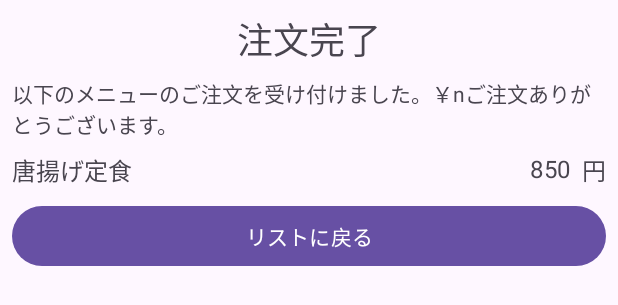
After one commit to itc-s22021/Android1, an Android app: the layout fragment_menu_thanks.xml on its own in the app's theme, with its tools: preview values and no code run, on a phone screen of 412 x 824 dp. The commit adds this screen. Shown: the top 305 px of the screen. Run offline under Robolectric (Android 15) with nearby library versions, the phone set to English and light mode, and no system bars.

Commit message:
途中経過

```diff
--- a/FragmentSample/app/build.gradle.kts
+++ b/FragmentSample/app/build.gradle.kts
@@ -44,6 +44,7 @@ dependencies {
     implementation("androidx.appcompat:appcompat:1.6.1")
     implementation("com.google.android.material:material:1.9.0")
     implementation("androidx.constraintlayout:constraintlayout:2.1.4")
+    implementation("androidx.fragment:fragment-ktx:1.6.1")
     testImplementation("junit:junit:4.13.2")
     androidTestImplementation("androidx.test.ext:junit:1.1.5")
     androidTestImplementation("androidx.test.espresso:espresso-core:3.5.1")
--- /dev/null
+++ b/FragmentSample/app/src/main/res/layout/fragment_menu_thanks.xml
@@ -0,0 +1,80 @@
+<?xml version="1.0" encoding="utf-8"?>
+<androidx.constraintlayout.widget.ConstraintLayout xmlns:android="http://schemas.android.com/apk/res/android"
+    xmlns:app="http://schemas.android.com/apk/res-auto"
+    xmlns:tools="http://schemas.android.com/tools"
+    android:layout_width="match_parent"
+    android:layout_height="match_parent"
+    tools:context=".MenuThanksFragment" >
+
+    <TextView
+        android:id="@+id/tvPrice"
+        android:layout_width="wrap_content"
+        android:layout_height="wrap_content"
+        android:layout_marginTop="8dp"
+        android:layout_marginEnd="8dp"
+        android:textSize="16sp"
+        app:layout_constraintEnd_toStartOf="@+id/tvMenuYen"
+        app:layout_constraintTop_toBottomOf="@+id/tvthxDesc"
+        tools:text="850" />
+
+    <TextView
+        android:id="@+id/tvMenuYen"
+        android:layout_width="wrap_content"
+        android:layout_height="wrap_content"
+        android:layout_marginTop="8dp"
+        android:layout_marginEnd="8dp"
+        android:text="@string/tv_price_unit"
+        android:textSize="16sp"
+        app:layout_constraintEnd_toEndOf="parent"
+        app:layout_constraintTop_toBottomOf="@+id/tvthxDesc" />
+
+    <TextView
+        android:id="@+id/tvMenuName"
+        android:layout_width="wrap_content"
+        android:layout_height="wrap_content"
+        android:layout_marginStart="8dp"
+        android:layout_marginTop="8dp"
+        android:textSize="16sp"
+        app:layout_constraintStart_toStartOf="parent"
+        app:layout_constraintTop_toBottomOf="@+id/tvthxDesc"
+        tools:text="唐揚げ定食" />
+
+    <TextView
+        android:id="@+id/tvThxTitle"
+        android:layout_width="wrap_content"
+        android:layout_height="wrap_content"
+        android:layout_marginStart="8dp"
+        android:layout_marginTop="8dp"
+        android:layout_marginEnd="8dp"
+        android:text="@string/tv_thx_title"
+        android:textSize="24sp"
+        app:layout_constraintEnd_toEndOf="parent"
+        app:layout_constraintStart_toStartOf="parent"
+        app:layout_constraintTop_toTopOf="parent" />
+
+    <TextView
+        android:id="@+id/tvthxDesc"
+        android:layout_width="0dp"
+        android:layout_height="wrap_content"
+        android:layout_marginStart="8dp"
+        android:layout_marginTop="8dp"
+        android:layout_marginEnd="8dp"
+        android:text="@string/tv_thx_desc"
+        app:layout_constraintEnd_toEndOf="parent"
+        app:layout_constraintStart_toStartOf="parent"
+        app:layout_constraintTop_toBottomOf="@+id/tvThxTitle" />
+
+    <Button
+        android:id="@+id/btThxBacl"
+        android:layout_width="0dp"
+        android:layout_height="wrap_content"
+        android:layout_marginStart="8dp"
+        android:layout_marginTop="8dp"
+        android:layout_marginEnd="8dp"
+        android:text="@string/bt_thx_back"
+        app:layout_constraintEnd_toEndOf="parent"
+        app:layout_constraintHorizontal_bias="0.0"
+        app:layout_constraintStart_toStartOf="parent"
+        app:layout_constraintTop_toBottomOf="@+id/tvMenuName" />
+
+</androidx.constraintlayout.widget.ConstraintLayout>
```
Also changed, not shown: FragmentSample/app/src/main/java/jp/ac/it_college/std/s22021/fragmentsample/MainActivity.kt (+22 -0 lines), FragmentSample/app/src/main/java/jp/ac/it_college/std/s22021/fragmentsample/MenuAdapter.kt (+10 -3 lines), FragmentSample/app/src/main/java/jp/ac/it_college/std/s22021/fragmentsample/MenuListFragment.kt (+14 -1 lines), FragmentSample/app/src/main/java/jp/ac/it_college/std/s22021/fragmentsample/MenuThanksFragment.kt (added, +97 -0 lines).
